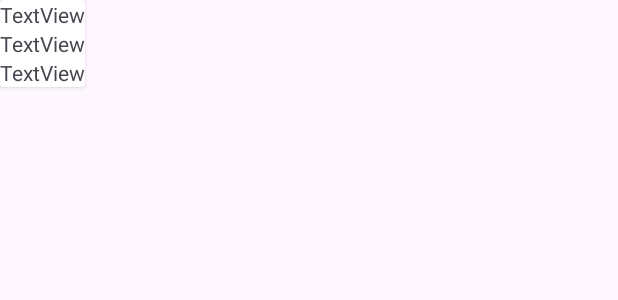
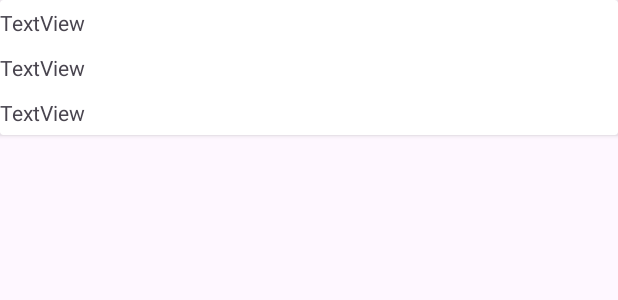
Before and after one commit to josy11unipa/Esercizio_DB, an Android app: the layout card_view.xml on its own in the app's theme, with its tools: preview values and no code run, on a phone screen of 412 x 824 dp. Shown: the top 300 px of the screen. Run offline under Robolectric (Android 15) with nearby library versions, the phone set to English and light mode, and no system bars.

Commit message:
Merge remote-tracking branch 'origin/master'

```diff
--- a/app/src/main/res/layout/card_view.xml
+++ b/app/src/main/res/layout/card_view.xml
@@ -4,7 +4,7 @@
     android:layout_height="match_parent">
 
     <androidx.cardview.widget.CardView
-        android:layout_width="wrap_content"
+        android:layout_width="match_parent"
         android:layout_height="wrap_content">
 
         <LinearLayout
@@ -16,18 +16,21 @@
                 android:id="@+id/id"
                 android:layout_width="wrap_content"
                 android:layout_height="wrap_content"
+                android:paddingVertical="5dp"
                 android:text="TextView" />
 
             <TextView
                 android:id="@+id/name"
                 android:layout_width="wrap_content"
                 android:layout_height="wrap_content"
+                android:paddingVertical="5dp"
                 android:text="TextView" />
 
             <TextView
                 android:id="@+id/description"
                 android:layout_width="wrap_content"
                 android:layout_height="wrap_content"
+                android:paddingVertical="5dp"
                 android:text="TextView" />
         </LinearLayout>
 
```
